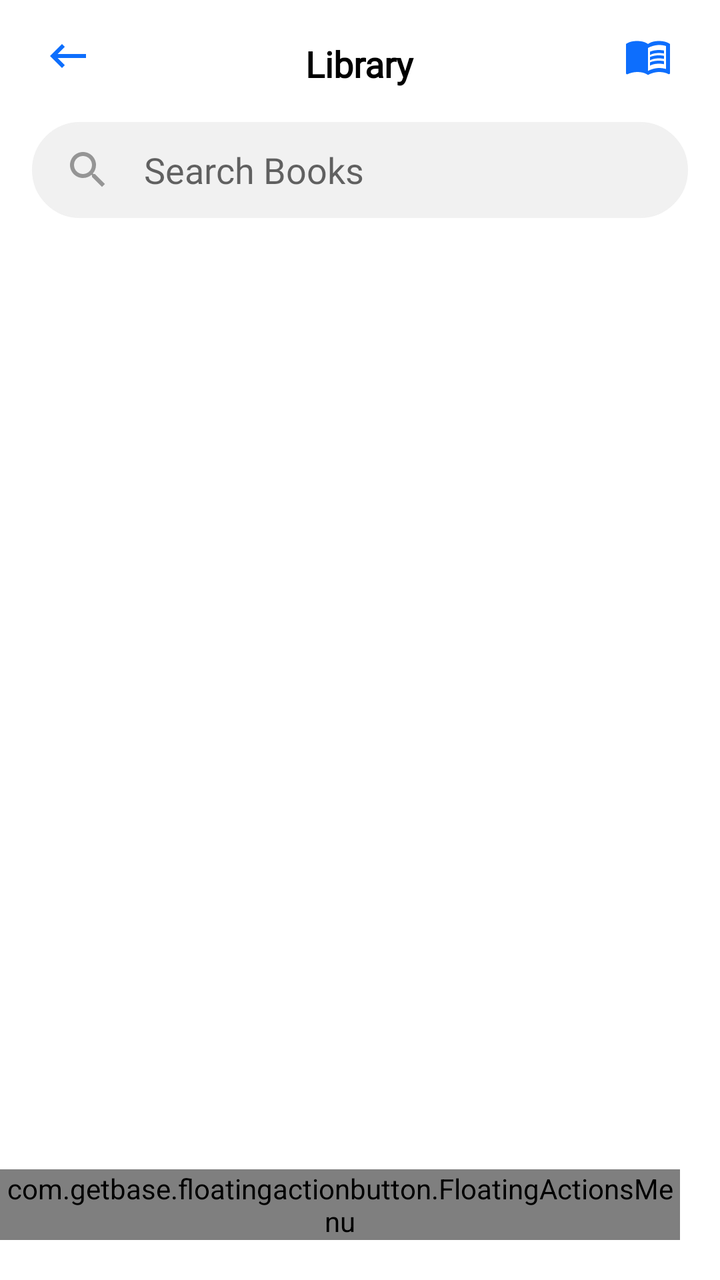
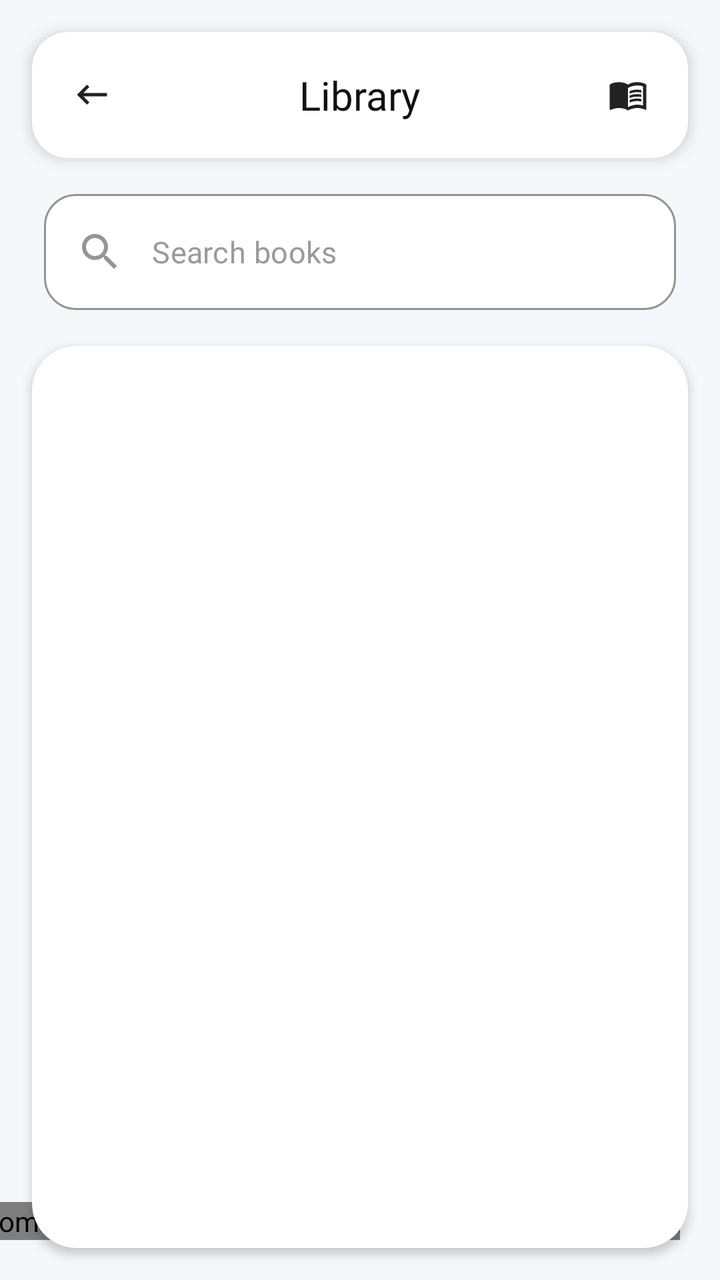

The first picture is an Android layout as it rendered before a commit; the second is the same layout after the commit. The layout source and the unified diff follow.
<!-- AndroidManifest.xml: application theme Theme.LMSKotlin -->
<!-- res/layout/activity_library.xml -->
<?xml version="1.0" encoding="utf-8"?>
<RelativeLayout xmlns:android="http://schemas.android.com/apk/res/android"
    xmlns:app="http://schemas.android.com/apk/res-auto"
    xmlns:tools="http://schemas.android.com/tools"
    android:layout_width="match_parent"
    android:layout_height="match_parent"
    android:background="@color/white"
    tools:context=".LibraryActivity">

    <RelativeLayout
        android:id="@+id/toolbarRl"
        android:layout_width="match_parent"
        android:layout_height="?attr/actionBarSize"
        android:gravity="center_vertical">

        <ImageView
            android:id="@+id/backBtn"
            android:layout_width="wrap_content"
            android:layout_height="wrap_content"
            android:layout_marginStart="10dp"
            android:padding="12sp"
            android:src="@drawable/ic_back_black"
            app:tint="@color/colorPrimary" />

        <TextView
            android:layout_width="wrap_content"
            android:layout_height="wrap_content"
            android:layout_centerHorizontal="true"
            android:fontFamily="@font/segoe_ui_bold"
            android:text="Library"
            android:layout_centerVertical="true"
            android:textColor="@color/black"
            android:textSize="18sp"
            android:textStyle="bold" />

        <ImageView
            android:id="@+id/issuedBookBtn"
            android:layout_width="wrap_content"
            android:layout_height="wrap_content"
            android:layout_marginEnd="12sp"
            android:padding="12sp"
            android:layout_alignParentEnd="true"
            android:src="@drawable/ic_library_primary"
            app:tint="@color/colorPrimary" />

    </RelativeLayout>

    <EditText
        android:id="@+id/searchEt"
        android:layout_width="match_parent"
        android:layout_height="48dp"
        android:background="@drawable/shape_rect02"
        android:layout_below="@id/toolbarRl"
        android:backgroundTint="#F1F1F1"
        android:layout_marginStart="16dp"
        android:layout_marginEnd="16dp"
        android:layout_marginTop="5dp"
        android:hint="Search Books"
        android:paddingStart="16dp"
        android:visibility="visible"
        android:paddingEnd="16dp"
        android:drawableStart="@drawable/ic_search_gray"
        android:drawablePadding="16dp"
        android:textColor="@color/black"
        android:fontFamily="@font/seg_ui_semibold"/>

    <androidx.core.widget.NestedScrollView
        android:layout_width="match_parent"
        android:layout_height="wrap_content"
        android:layout_below="@id/searchEt">

        <RelativeLayout
            android:layout_width="match_parent"
            android:layout_height="wrap_content">

            <androidx.recyclerview.widget.RecyclerView
                android:id="@+id/booksRv"
                android:layout_width="match_parent"
                android:layout_height="wrap_content"
                android:layout_marginBottom="5dp"
                android:layout_marginEnd="5dp"
                android:layout_marginStart="5dp"
                android:layout_marginTop="5dp"
                app:layoutManager="androidx.recyclerview.widget.StaggeredGridLayoutManager" />

        </RelativeLayout>

    </androidx.core.widget.NestedScrollView>

    <com.getbase.floatingactionbutton.FloatingActionsMenu
        android:id="@+id/fb"
        android:layout_width="wrap_content"
        android:layout_height="wrap_content"
        android:layout_alignParentBottom="true"
        android:layout_alignParentEnd="true"
        android:layout_marginBottom="20dp"
        android:layout_marginEnd="20dp"
        app:fab_addButtonColorNormal="@color/colorPrimary"
        app:fab_addButtonColorPressed="@color/colorPrimary"
        app:fab_expandDirection="up"
        app:fab_labelStyle="@drawable/shape_rect_03"
        app:fab_labelsPosition="left">

        <com.getbase.floatingactionbutton.FloatingActionButton
            android:id="@+id/addBookBtn"
            android:layout_width="wrap_content"
            android:layout_height="wrap_content"
            app:fabSize="normal"
            app:fab_colorNormal="@color/colorPrimary"
            app:fab_colorPressed="@color/colorPrimary"
            app:fab_icon="@drawable/ic_add_white" />

        <com.getbase.floatingactionbutton.FloatingActionButton
            android:id="@+id/applyIssueViewBtn"
            android:layout_width="wrap_content"
            android:layout_height="wrap_content"
            app:fabSize="normal"
            app:fab_colorNormal="@color/colorPrimary"
            app:fab_colorPressed="@color/colorPrimary"
            app:fab_icon="@drawable/ic_edit_white"/>


    </com.getbase.floatingactionbutton.FloatingActionsMenu>

</RelativeLayout>
<!-- resources referenced by this layout -->
<resources>
  <color name="black">#FF000000</color>
  <color name="colorPrimary">#0d6efd</color>
  <color name="white">#FFFFFFFF</color>
  <!-- drawable ic_add_white (drawable) -->
  <vector android:height="24dp" android:tint="#FFFFFF"
      android:viewportHeight="24" android:viewportWidth="24"
      android:width="24dp" xmlns:android="http://schemas.android.com/apk/res/android">
      <path android:fillColor="@android:color/white" android:pathData="M19,13h-6v6h-2v-6H5v-2h6V5h2v6h6v2z"/>
  </vector>
  <!-- drawable ic_back_black (drawable) -->
  <vector android:autoMirrored="true" android:height="24dp"
      android:tint="#000000" android:viewportHeight="24"
      android:viewportWidth="24" android:width="24dp" xmlns:android="http://schemas.android.com/apk/res/android">
      <path android:fillColor="@android:color/white" android:pathData="M21,11H6.83l3.58,-3.59L9,6l-6,6 6,6 1.41,-1.41L6.83,13H21z"/>
  </vector>
  <!-- drawable ic_edit_white (drawable) -->
  <vector android:height="24dp" android:tint="#FFFFFF"
      android:viewportHeight="24" android:viewportWidth="24"
      android:width="24dp" xmlns:android="http://schemas.android.com/apk/res/android">
      <path android:fillColor="@android:color/white" android:pathData="M3,17.25V21h3.75L17.81,9.94l-3.75,-3.75L3,17.25zM20.71,7.04c0.39,-0.39 0.39,-1.02 0,-1.41l-2.34,-2.34c-0.39,-0.39 -1.02,-0.39 -1.41,0l-1.83,1.83 3.75,3.75 1.83,-1.83z"/>
  </vector>
  <!-- drawable ic_search_gray (drawable) -->
  <vector android:height="24dp" android:tint="@color/colorGray02"
      android:viewportHeight="24" android:viewportWidth="24"
      android:width="24dp" xmlns:android="http://schemas.android.com/apk/res/android">
      <path android:fillColor="@android:color/white" android:pathData="M15.5,14h-0.79l-0.28,-0.27C15.41,12.59 16,11.11 16,9.5 16,5.91 13.09,3 9.5,3S3,5.91 3,9.5 5.91,16 9.5,16c1.61,0 3.09,-0.59 4.23,-1.57l0.27,0.28v0.79l5,4.99L20.49,19l-4.99,-5zM9.5,14C7.01,14 5,11.99 5,9.5S7.01,5 9.5,5 14,7.01 14,9.5 11.99,14 9.5,14z"/>
  </vector>
  <!-- drawable shape_rect02 (drawable) -->
  <?xml version="1.0" encoding="utf-8"?>
  <shape xmlns:android="http://schemas.android.com/apk/res/android"
      android:shape="rectangle">
  
      <solid android:color="@color/white" />
  
      <corners android:radius="50dp"/>
      <stroke android:color="@color/strokesColor"
          android:width="1dp" />
  
  </shape>
  <!-- drawable shape_rect_03 (drawable) -->
  <?xml version="1.0" encoding="utf-8"?>
  <shape xmlns:android="http://schemas.android.com/apk/res/android"
      android:shape="rectangle">
  
      <solid android:color="@color/colorPrimary"/>
  
  </shape>
  <style name="Theme.LMSKotlin" parent="Theme.MaterialComponents.DayNight.NoActionBar">
          
          <item name="colorPrimary">@color/colorPrimary</item>
          <item name="colorPrimaryVariant">@color/colorPrimary</item>
          <item name="colorOnPrimary">@color/white</item>
          
          <item name="colorSecondary">@color/colorPrimary</item>
          <item name="colorSecondaryVariant">@color/colorPrimary</item>
          <item name="colorOnSecondary">@color/black</item>
          
          <item name="android:statusBarColor">?attr/colorPrimaryVariant</item>
          
      </style>
  <color name="colorGray02">#959595</color>
  <color name="strokesColor">#D6D5D5</color>
  <!-- unchanged entries left out for length: 1 -->
</resources>

<!-- the commit's change to res/layout/activity_library.xml (unified diff, before → after) -->
@@ -1,113 +1,166 @@
 <?xml version="1.0" encoding="utf-8"?>
-<RelativeLayout xmlns:android="http://schemas.android.com/apk/res/android"
+<androidx.constraintlayout.widget.ConstraintLayout
+    xmlns:android="http://schemas.android.com/apk/res/android"
     xmlns:app="http://schemas.android.com/apk/res-auto"
     xmlns:tools="http://schemas.android.com/tools"
     android:layout_width="match_parent"
     android:layout_height="match_parent"
-    android:background="@color/white"
+    android:background="#F5F7FA"
     tools:context=".LibraryActivity">
 
-    <RelativeLayout
+    
+    <androidx.cardview.widget.CardView
         android:id="@+id/toolbarRl"
-        android:layout_width="match_parent"
-        android:layout_height="?attr/actionBarSize"
-        android:gravity="center_vertical">
-
-        <ImageView
-            android:id="@+id/backBtn"
-            android:layout_width="wrap_content"
-            android:layout_height="wrap_content"
-            android:layout_marginStart="10dp"
-            android:padding="12sp"
-            android:src="@drawable/ic_back_black"
-            app:tint="@color/colorPrimary" />
-
-        <TextView
-            android:layout_width="wrap_content"
-            android:layout_height="wrap_content"
-            android:layout_centerHorizontal="true"
-            android:fontFamily="@font/segoe_ui_bold"
-            android:text="Library"
-            android:layout_centerVertical="true"
-            android:textColor="@color/black"
-            android:textSize="18sp"
-            android:textStyle="bold" />
-
-        <ImageView
-            android:id="@+id/issuedBookBtn"
-            android:layout_width="wrap_content"
-            android:layout_height="wrap_content"
-            android:layout_marginEnd="12sp"
-            android:padding="12sp"
-            android:layout_alignParentEnd="true"
-            android:src="@drawable/ic_library_primary"
-            app:tint="@color/colorPrimary" />
-
-    </RelativeLayout>
-
-    <EditText
-        android:id="@+id/searchEt"
-        android:layout_width="match_parent"
-        android:layout_height="48dp"
-        android:background="@drawable/shape_rect02"
-        android:layout_below="@id/toolbarRl"
-        android:backgroundTint="#F1F1F1"
+        android:layout_width="0dp"
+        android:layout_height="wrap_content"
         android:layout_marginStart="16dp"
+        android:layout_marginTop="16dp"
         android:layout_marginEnd="16dp"
-        android:layout_marginTop="5dp"
-        android:hint="Search Books"
-        android:paddingStart="16dp"
-        android:visibility="visible"
-        android:paddingEnd="16dp"
-        android:drawableStart="@drawable/ic_search_gray"
-        android:drawablePadding="16dp"
-        android:textColor="@color/black"
-        android:fontFamily="@font/seg_ui_semibold"/>
-
-    <androidx.core.widget.NestedScrollView
-        android:layout_width="match_parent"
-        android:layout_height="wrap_content"
-        android:layout_below="@id/searchEt">
+        app:cardBackgroundColor="@android:color/white"
+        app:cardCornerRadius="18dp"
+        app:cardElevation="4dp"
+        app:layout_constraintTop_toTopOf="parent"
+        app:layout_constraintStart_toStartOf="parent"
+        app:layout_constraintEnd_toEndOf="parent">
 
         <RelativeLayout
             android:layout_width="match_parent"
-            android:layout_height="wrap_content">
+            android:layout_height="wrap_content"
+            android:padding="18dp">
 
-            <androidx.recyclerview.widget.RecyclerView
-                android:id="@+id/booksRv"
-                android:layout_width="match_parent"
+            <ImageView
+                android:id="@+id/backBtn"
+                android:layout_width="24dp"
+                android:layout_height="24dp"
+                android:layout_alignParentStart="true"
+                android:layout_centerVertical="true"
+                android:padding="2dp"
+                android:src="@drawable/ic_back_black"
+                app:tint="#222222" />
+
+            <TextView
+                android:layout_width="wrap_content"
                 android:layout_height="wrap_content"
-                android:layout_marginBottom="5dp"
-                android:layout_marginEnd="5dp"
-                android:layout_marginStart="5dp"
-                android:layout_marginTop="5dp"
-                app:layoutManager="androidx.recyclerview.widget.StaggeredGridLayoutManager" />
+                android:layout_centerInParent="true"
+                android:layout_centerVertical="true"
+                android:fontFamily="@font/segoe_ui_bold"
+                android:text="Library"
+                android:textColor="#111111"
+                android:textSize="20sp" />
+
+            <ImageView
+                android:id="@+id/issuedBookBtn"
+                android:layout_width="24dp"
+                android:layout_height="24dp"
+                android:layout_alignParentEnd="true"
+                android:layout_centerVertical="true"
+                android:padding="2dp"
+                android:src="@drawable/ic_library_primary"
+                app:tint="#222222" />
 
         </RelativeLayout>
 
-    </androidx.core.widget.NestedScrollView>
+    </androidx.cardview.widget.CardView>
 
+    
+    <com.google.android.material.textfield.TextInputLayout
+        android:id="@+id/searchContainer"
+        style="@style/Widget.MaterialComponents.TextInputLayout.OutlinedBox"
+        android:layout_width="0dp"
+        android:layout_height="wrap_content"
+        android:layout_marginStart="22dp"
+        android:layout_marginTop="18dp"
+        android:layout_marginEnd="22dp"
+        app:boxBackgroundColor="@android:color/white"
+        app:boxCornerRadiusBottomEnd="16dp"
+        app:boxCornerRadiusBottomStart="16dp"
+        app:boxCornerRadiusTopEnd="16dp"
+        app:boxCornerRadiusTopStart="16dp"
+        app:boxStrokeColor="#D6DCE5"
+        app:hintEnabled="false"
+        app:layout_constraintTop_toBottomOf="@id/toolbarRl"
+        app:layout_constraintStart_toStartOf="parent"
+        app:layout_constraintEnd_toEndOf="parent">
+
+        <EditText
+            android:id="@+id/searchEt"
+            android:layout_width="match_parent"
+            android:layout_height="58dp"
+            android:background="@null"
+            android:drawableStart="@drawable/ic_search_gray"
+            android:drawablePadding="14dp"
+            android:fontFamily="@font/seg_ui_semibold"
+            android:hint="Search books"
+            android:paddingStart="16dp"
+            android:paddingEnd="16dp"
+            android:textColor="#111111"
+            android:textColorHint="#9A9A9A"
+            android:textSize="15sp"
+            android:visibility="visible" />
+
+    </com.google.android.material.textfield.TextInputLayout>
+
+    
+    <androidx.cardview.widget.CardView
+        android:layout_width="0dp"
+        android:layout_height="0dp"
+        android:layout_marginStart="16dp"
+        android:layout_marginTop="18dp"
+        android:layout_marginEnd="16dp"
+        android:layout_marginBottom="16dp"
+        app:cardBackgroundColor="@android:color/white"
+        app:cardCornerRadius="22dp"
+        app:cardElevation="3dp"
+        app:layout_constraintTop_toBottomOf="@id/searchContainer"
+        app:layout_constraintBottom_toBottomOf="parent"
+        app:layout_constraintStart_toStartOf="parent"
+        app:layout_constraintEnd_toEndOf="parent">
+
+        <androidx.core.widget.NestedScrollView
+            android:layout_width="match_parent"
+            android:layout_height="match_parent"
+            android:fillViewport="true">
+
+            <RelativeLayout
+                android:layout_width="match_parent"
+                android:layout_height="wrap_content"
+                android:padding="8dp">
+
+                <androidx.recyclerview.widget.RecyclerView
+                    android:id="@+id/booksRv"
+                    android:layout_width="match_parent"
+                    android:layout_height="wrap_content"
+                    android:layout_margin="4dp"
+                    app:layoutManager="androidx.recyclerview.widget.StaggeredGridLayoutManager" />
+
+            </RelativeLayout>
+
+        </androidx.core.widget.NestedScrollView>
+
+    </androidx.cardview.widget.CardView>
+
+    
     <com.getbase.floatingactionbutton.FloatingActionsMenu
         android:id="@+id/fb"
         android:layout_width="wrap_content"
         android:layout_height="wrap_content"
-        android:layout_alignParentBottom="true"
-        android:layout_alignParentEnd="true"
+        android:layout_marginEnd="20dp"
         android:layout_marginBottom="20dp"
-        android:layout_marginEnd="20dp"
-        app:fab_addButtonColorNormal="@color/colorPrimary"
-        app:fab_addButtonColorPressed="@color/colorPrimary"
+        app:fab_addButtonColorNormal="#4A6CF7"
+        app:fab_addButtonColorPressed="#4A6CF7"
         app:fab_expandDirection="up"
         app:fab_labelStyle="@drawable/shape_rect_03"
-        app:fab_labelsPosition="left">
+        app:fab_labelsPosition="left"
+        app:layout_constraintBottom_toBottomOf="parent"
+        app:layout_constraintEnd_toEndOf="parent">
 
         <com.getbase.floatingactionbutton.FloatingActionButton
             android:id="@+id/addBookBtn"
             android:layout_width="wrap_content"
             android:layout_height="wrap_content"
             app:fabSize="normal"
-            app:fab_colorNormal="@color/colorPrimary"
-            app:fab_colorPressed="@color/colorPrimary"
+            app:fab_colorNormal="#4A6CF7"
+            app:fab_colorPressed="#4A6CF7"
             app:fab_icon="@drawable/ic_add_white" />
 
         <com.getbase.floatingactionbutton.FloatingActionButton
@@ -115,11 +168,10 @@
             android:layout_width="wrap_content"
             android:layout_height="wrap_content"
             app:fabSize="normal"
-            app:fab_colorNormal="@color/colorPrimary"
-            app:fab_colorPressed="@color/colorPrimary"
-            app:fab_icon="@drawable/ic_edit_white"/>
-
+            app:fab_colorNormal="#4A6CF7"
+            app:fab_colorPressed="#4A6CF7"
+            app:fab_icon="@drawable/ic_edit_white" />
 
     </com.getbase.floatingactionbutton.FloatingActionsMenu>
 
-</RelativeLayout>
+</androidx.constraintlayout.widget.ConstraintLayout>
<!-- resource entries referenced after the edit -->
@@ -27,18 +27,6 @@
       android:width="24dp" xmlns:android="http://schemas.android.com/apk/res/android">
       <path android:fillColor="@android:color/white" android:pathData="M15.5,14h-0.79l-0.28,-0.27C15.41,12.59 16,11.11 16,9.5 16,5.91 13.09,3 9.5,3S3,5.91 3,9.5 5.91,16 9.5,16c1.61,0 3.09,-0.59 4.23,-1.57l0.27,0.28v0.79l5,4.99L20.49,19l-4.99,-5zM9.5,14C7.01,14 5,11.99 5,9.5S7.01,5 9.5,5 14,7.01 14,9.5 11.99,14 9.5,14z"/>
   </vector>
-  <!-- drawable shape_rect02 (drawable) -->
-  <?xml version="1.0" encoding="utf-8"?>
-  <shape xmlns:android="http://schemas.android.com/apk/res/android"
-      android:shape="rectangle">
-  
-      <solid android:color="@color/white" />
-  
-      <corners android:radius="50dp"/>
-      <stroke android:color="@color/strokesColor"
-          android:width="1dp" />
-  
-  </shape>
   <!-- drawable shape_rect_03 (drawable) -->
   <?xml version="1.0" encoding="utf-8"?>
   <shape xmlns:android="http://schemas.android.com/apk/res/android"
@@ -61,7 +49,6 @@
           
       </style>
   <color name="colorGray02">#959595</color>
-  <color name="strokesColor">#D6D5D5</color>
   <!-- unchanged entries left out for length: 1 -->
 </resources>
 
